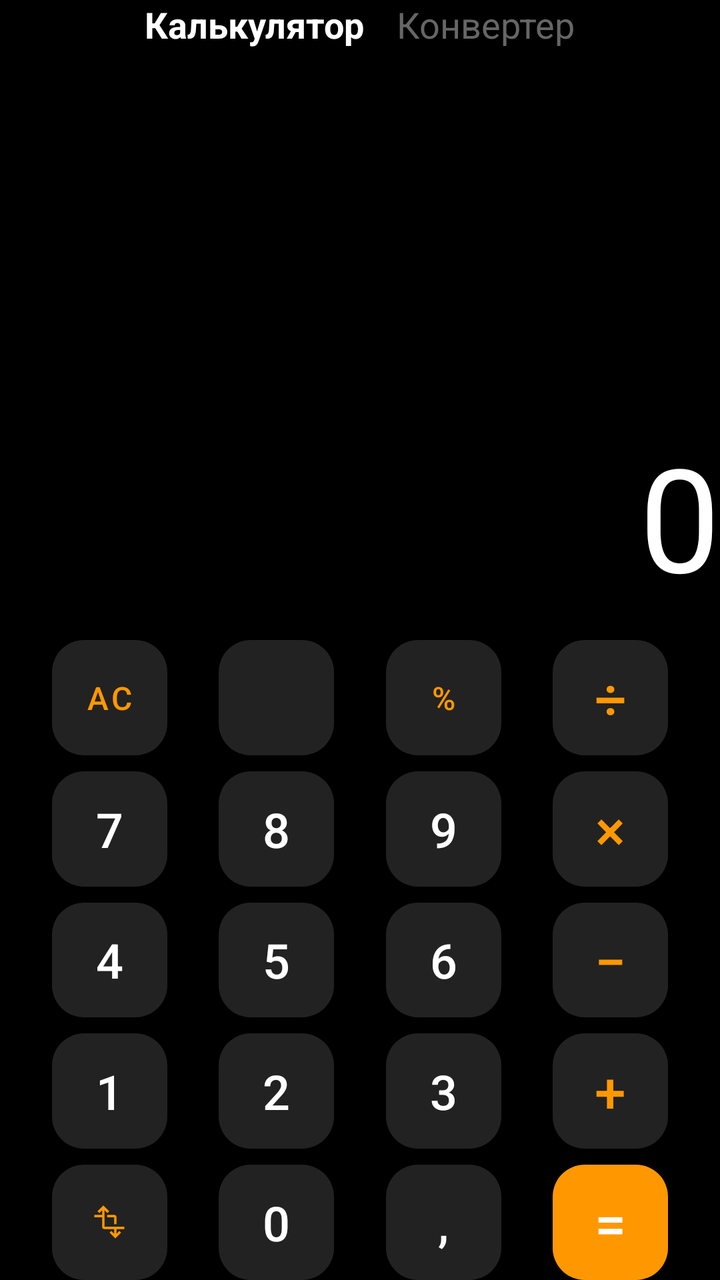
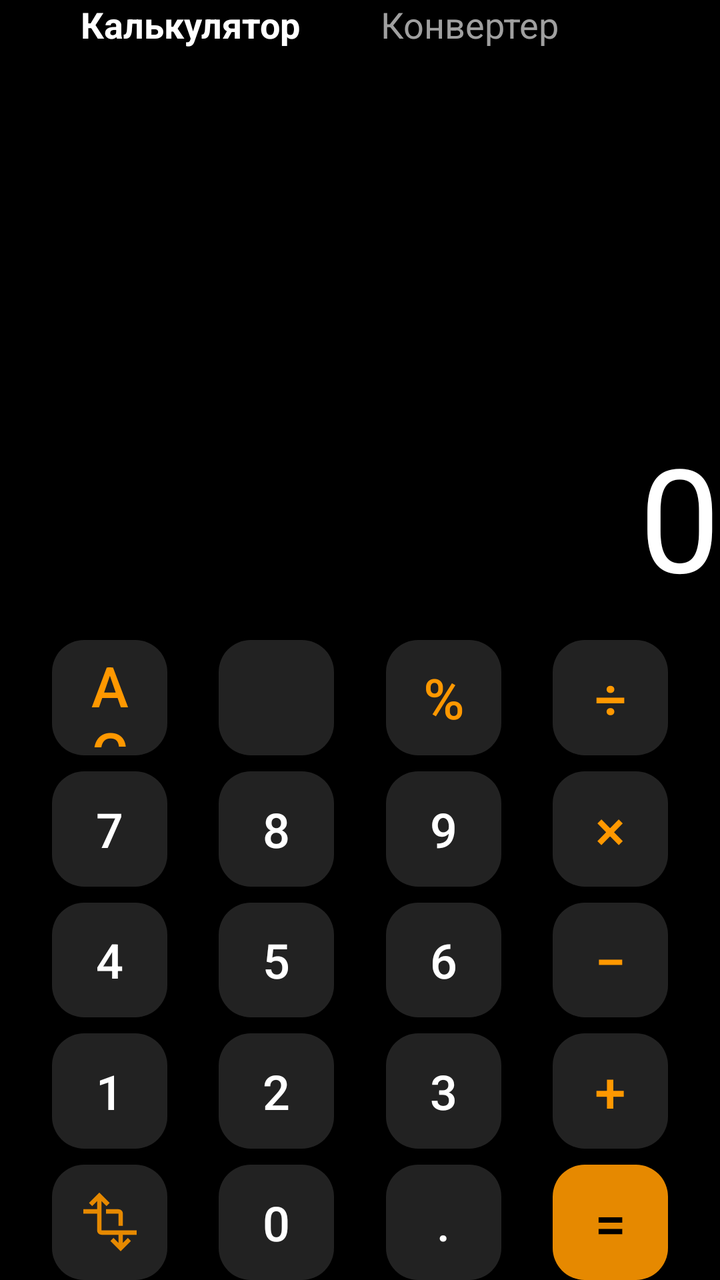

Screens rendered from an Android XML layout before and after an edit, with the pre-edit source and the edit as a unified diff.
<!-- AndroidManifest.xml: application theme Theme.Calculator -->
<!-- res/layout/fragment_calculator.xml -->
<?xml version="1.0" encoding="utf-8"?>
<androidx.constraintlayout.widget.ConstraintLayout xmlns:android="http://schemas.android.com/apk/res/android"
    xmlns:app="http://schemas.android.com/apk/res-auto"
    xmlns:tools="http://schemas.android.com/tools"
    android:layout_width="match_parent"
    android:layout_height="match_parent"
    android:background="@color/calc_background"
    tools:context=".ui.fragment.CalculatorFragment">

    <ImageView
        android:id="@+id/btn_minimize"
        android:layout_width="24dp"
        android:layout_height="24dp"
        app:layout_constraintStart_toStartOf="parent"
        app:layout_constraintTop_toTopOf="parent"
        app:tint="#FFFFFF"
        tools:ignore="MissingPrefix" />

    <TextView
        android:id="@+id/tv_calculator"
        android:layout_width="wrap_content"
        android:layout_height="wrap_content"
        android:text="Калькулятор"
        android:textColor="#FFFFFF"
        android:textSize="18sp"
        android:textStyle="bold"
        app:layout_constraintBottom_toBottomOf="@+id/btn_minimize"
        app:layout_constraintEnd_toStartOf="@+id/tv_converter"
        app:layout_constraintHorizontal_chainStyle="packed"
        app:layout_constraintStart_toStartOf="parent"
        app:layout_constraintTop_toTopOf="@+id/btn_minimize" />

    <TextView
        android:id="@+id/tv_converter"
        android:layout_width="wrap_content"
        android:layout_height="wrap_content"
        android:layout_marginStart="16dp"
        android:text="Конвертер"
        android:textColor="#666666"
        android:textSize="18sp"
        app:layout_constraintBottom_toBottomOf="@+id/btn_minimize"
        app:layout_constraintEnd_toEndOf="parent"
        app:layout_constraintStart_toEndOf="@+id/tv_calculator"
        app:layout_constraintTop_toTopOf="@+id/btn_minimize" />

    <ImageView
        android:id="@+id/btn_more"
        android:layout_width="24dp"
        android:layout_height="24dp"
        app:layout_constraintEnd_toEndOf="parent"
        app:layout_constraintTop_toTopOf="parent"
        app:tint="#FFFFFF" />

    <androidx.recyclerview.widget.RecyclerView
        android:id="@+id/rv_history"
        android:layout_width="0dp"
        android:layout_height="0dp"
        android:layout_marginBottom="8dp"
        app:stackFromEnd="true"
        tools:itemCount="3"
        app:layout_constraintBottom_toTopOf="@+id/tv_result"
        app:layout_constraintEnd_toEndOf="parent"
        app:layout_constraintStart_toStartOf="parent"
        app:layout_constraintTop_toBottomOf="@+id/btn_minimize"
        tools:listitem="@layout/item_calculate"
        />

    <TextView
        android:id="@+id/tv_result"
        android:layout_width="0dp"
        android:layout_height="wrap_content"
        android:layout_marginBottom="16dp"
        android:gravity="bottom|end"
        android:includeFontPadding="false"
        android:layout_marginEnd="0dp"
        android:text="0"
        android:textColor="#FFFFFF"
        android:textSize="72sp"
        app:layout_constraintBottom_toTopOf="@+id/keyboard_flow"
        app:layout_constraintEnd_toEndOf="@+id/keyboard_flow"
        app:layout_constraintStart_toStartOf="parent" />

    <androidx.constraintlayout.helper.widget.Flow
        android:id="@+id/keyboard_flow"
        android:layout_width="0dp"
        android:layout_height="0dp"
        app:constraint_referenced_ids="btn_2nd,btn_deg,btn_sin,btn_cos,btn_tan,btn_pow,btn_lg,btn_ln,btn_open,btn_close,btn_sqrt,btn_ac,btn_del,btn_percent,btn_divide,btn_fact,btn_7,btn_8,btn_9,btn_multiply,btn_inv,btn_4,btn_5,btn_6,btn_minus,btn_pi,btn_1,btn_2,btn_3,btn_plus,btn_expand,btn_e,btn_0,btn_comma,btn_equals"
        app:flow_maxElementsWrap="4"
        app:flow_verticalGap="8dp"
        app:flow_horizontalGap="0dp"
        app:flow_wrapMode="aligned"
        app:layout_constraintBottom_toBottomOf="parent"
        app:layout_constraintEnd_toEndOf="parent"
        app:layout_constraintHeight_percent="0.5"
        app:layout_constraintStart_toStartOf="parent" />

    <androidx.constraintlayout.widget.Group
        android:id="@+id/group_scientific"
        android:layout_width="wrap_content"
        android:layout_height="wrap_content"
        android:visibility="gone"
        app:constraint_referenced_ids="
            btn_2nd, btn_deg, btn_sin, btn_cos, btn_tan,
            btn_pow, btn_lg, btn_ln, btn_open, btn_close,
            btn_sqrt, btn_fact, btn_inv, btn_pi, btn_e" />

    <com.google.android.material.button.MaterialButton
        android:id="@+id/btn_2nd"
        style="@style/CalcButton"
        android:text="2nd" />

    <com.google.android.material.button.MaterialButton
        android:id="@+id/btn_deg"
        style="@style/CalcButton"
        android:text="deg" />

    <com.google.android.material.button.MaterialButton
        android:id="@+id/btn_sin"
        style="@style/CalcButton"
        android:text="sin" />

    <com.google.android.material.button.MaterialButton
        android:id="@+id/btn_cos"
        style="@style/CalcButton"
        android:text="cos" />

    <com.google.android.material.button.MaterialButton
        android:id="@+id/btn_tan"
        style="@style/CalcButton"
        android:text="tan" />

    <com.google.android.material.button.MaterialButton
        android:id="@+id/btn_pow"
        style="@style/CalcButton"
        android:text="xʸ" />

    <com.google.android.material.button.MaterialButton
        android:id="@+id/btn_lg"
        style="@style/CalcButton"
        android:text="lg" />

    <com.google.android.material.button.MaterialButton
        android:id="@+id/btn_ln"
        style="@style/CalcButton"
        android:text="ln" />

    <com.google.android.material.button.MaterialButton
        android:id="@+id/btn_open"
        style="@style/CalcButton"
        android:text="(" />

    <com.google.android.material.button.MaterialButton
        android:id="@+id/btn_close"
        style="@style/CalcButton"
        android:text=")" />

    
    <com.google.android.material.button.MaterialButton
        android:id="@+id/btn_sqrt"
        style="@style/CalcButton"
        android:text="√x" />

    <com.google.android.material.button.MaterialButton
        android:id="@+id/btn_ac"
        style="@style/CalcButton"
        android:text="AC"
        android:textColor="#FF9800" />

    <com.google.android.material.button.MaterialButton
        android:id="@+id/btn_del"
        style="@style/CalcButton"
        app:iconGravity="textStart"
        app:iconPadding="0dp"
        app:iconTint="#FF9800" />

    <com.google.android.material.button.MaterialButton
        android:id="@+id/btn_percent"
        style="@style/CalcButton"
        android:text="%"
        android:textColor="#FF9800" />

    <com.google.android.material.button.MaterialButton
        android:id="@+id/btn_divide"
        style="@style/CalcButton"
        android:text="÷"
        android:textColor="#FF9800"
        android:textSize="28sp" />

    
    <com.google.android.material.button.MaterialButton
        android:id="@+id/btn_fact"
        style="@style/CalcButton"
        android:text="x!" />

    <com.google.android.material.button.MaterialButton
        android:id="@+id/btn_7"
        style="@style/CalcButton"
        android:text="7"
        android:textColor="#FFFFFF"
        android:textSize="24sp" />

    <com.google.android.material.button.MaterialButton
        android:id="@+id/btn_8"
        style="@style/CalcButton"
        android:text="8"
        android:textColor="#FFFFFF"
        android:textSize="24sp" />

    <com.google.android.material.button.MaterialButton
        android:id="@+id/btn_9"
        style="@style/CalcButton"
        android:text="9"
        android:textColor="#FFFFFF"
        android:textSize="24sp" />

    <com.google.android.material.button.MaterialButton
        android:id="@+id/btn_multiply"
        style="@style/CalcButton"
        android:text="×"
        android:textColor="#FF9800"
        android:textSize="28sp" />

    
    <com.google.android.material.button.MaterialButton
        android:id="@+id/btn_inv"
        style="@style/CalcButton"
        android:text="1/x" />

    <com.google.android.material.button.MaterialButton
        android:id="@+id/btn_4"
        style="@style/CalcButton"
        android:text="4"
        android:textColor="#FFFFFF"
        android:textSize="24sp" />

    <com.google.android.material.button.MaterialButton
        android:id="@+id/btn_5"
        style="@style/CalcButton"
        android:text="5"
        android:textColor="#FFFFFF"
        android:textSize="24sp" />

    <com.google.android.material.button.MaterialButton
        android:id="@+id/btn_6"
        style="@style/CalcButton"
        android:text="6"
        android:textColor="#FFFFFF"
        android:textSize="24sp" />

    <com.google.android.material.button.MaterialButton
        android:id="@+id/btn_minus"
        style="@style/CalcButton"
        android:text="−"
        android:textColor="#FF9800"
        android:textSize="28sp" />

    
    <com.google.android.material.button.MaterialButton
        android:id="@+id/btn_pi"
        style="@style/CalcButton"
        android:text="π" />

    <com.google.android.material.button.MaterialButton
        android:id="@+id/btn_1"
        style="@style/CalcButton"
        android:text="1"
        android:textColor="#FFFFFF"
        android:textSize="24sp" />

    <com.google.android.material.button.MaterialButton
        android:id="@+id/btn_2"
        style="@style/CalcButton"
        android:text="2"
        android:textColor="#FFFFFF"
        android:textSize="24sp" />

    <com.google.android.material.button.MaterialButton
        android:id="@+id/btn_3"
        style="@style/CalcButton"
        android:text="3"
        android:textColor="#FFFFFF"
        android:textSize="24sp" />

    <com.google.android.material.button.MaterialButton
        android:id="@+id/btn_plus"
        style="@style/CalcButton"
        android:text="+"
        android:textColor="#FF9800"
        android:textSize="28sp" />

    <com.google.android.material.button.MaterialButton
        android:id="@+id/btn_expand"
        style="@style/CalcButton"
        app:iconGravity="textStart"
        app:icon="@drawable/ic_transform"
        app:iconPadding="0dp"
        app:iconTint="#FF9800" />

    <com.google.android.material.button.MaterialButton
        android:id="@+id/btn_e"
        style="@style/CalcButton"
        android:text="e" />

    <com.google.android.material.button.MaterialButton
        android:id="@+id/btn_0"
        style="@style/CalcButton"
        android:text="0"
        android:textColor="#FFFFFF"
        android:textSize="24sp" />

    <com.google.android.material.button.MaterialButton
        android:id="@+id/btn_comma"
        style="@style/CalcButton"
        android:text=","
        android:textColor="#FFFFFF"
        android:textSize="24sp" />

    <com.google.android.material.button.MaterialButton
        android:id="@+id/btn_equals"
        style="@style/CalcButton"
        android:text="="
        android:textColor="#FFFFFF"
        android:textSize="28sp"
        app:backgroundTint="#FF9800" />
</androidx.constraintlayout.widget.ConstraintLayout>
<!-- res/layout/item_calculate.xml (included above) -->
<?xml version="1.0" encoding="utf-8"?>
<TextView xmlns:android="http://schemas.android.com/apk/res/android"
    android:id="@+id/item_txt"
    android:layout_width="match_parent"
    android:layout_height="wrap_content"
    android:textColor="@color/white"
    android:gravity="end"
    android:textSize="@dimen/calc_btn_text_size" />
<!-- resources referenced by this layout -->
<resources>
  <!-- unchanged entries left out for length: 11 -->
</resources>

<!-- the commit's change to res/layout/fragment_calculator.xml (unified diff, before → after) -->
@@ -7,75 +7,68 @@
     android:background="@color/calc_background"
     tools:context=".ui.fragment.CalculatorFragment">
 
-    <ImageView
-        android:id="@+id/btn_minimize"
-        android:layout_width="24dp"
-        android:layout_height="24dp"
-        app:layout_constraintStart_toStartOf="parent"
-        app:layout_constraintTop_toTopOf="parent"
-        app:tint="#FFFFFF"
-        tools:ignore="MissingPrefix" />
-
     <TextView
         android:id="@+id/tv_calculator"
         android:layout_width="wrap_content"
         android:layout_height="wrap_content"
-        android:text="Калькулятор"
-        android:textColor="#FFFFFF"
-        android:textSize="18sp"
+        android:text="@string/app_name"
+        android:textColor="@color/white"
+        android:textSize="@dimen/default_text_size"
         android:textStyle="bold"
-        app:layout_constraintBottom_toBottomOf="@+id/btn_minimize"
+        app:layout_constraintBottom_toBottomOf="@+id/btn_more"
         app:layout_constraintEnd_toStartOf="@+id/tv_converter"
-        app:layout_constraintHorizontal_chainStyle="packed"
+        app:layout_constraintHorizontal_chainStyle="spread"
         app:layout_constraintStart_toStartOf="parent"
-        app:layout_constraintTop_toTopOf="@+id/btn_minimize" />
+        app:layout_constraintTop_toTopOf="@+id/btn_more" />
 
     <TextView
         android:id="@+id/tv_converter"
         android:layout_width="wrap_content"
         android:layout_height="wrap_content"
-        android:layout_marginStart="16dp"
-        android:text="Конвертер"
-        android:textColor="#666666"
-        android:textSize="18sp"
-        app:layout_constraintBottom_toBottomOf="@+id/btn_minimize"
-        app:layout_constraintEnd_toEndOf="parent"
+        android:text="@string/navigation_converter"
+        android:textColor="@color/gray"
+        android:textSize="@dimen/default_text_size"
+        app:layout_constraintBottom_toBottomOf="@+id/tv_calculator"
+        app:layout_constraintEnd_toStartOf="@id/btn_more"
         app:layout_constraintStart_toEndOf="@+id/tv_calculator"
-        app:layout_constraintTop_toTopOf="@+id/btn_minimize" />
+        app:layout_constraintTop_toTopOf="@+id/tv_calculator" />
 
     <ImageView
         android:id="@+id/btn_more"
-        android:layout_width="24dp"
-        android:layout_height="24dp"
+        android:layout_width="wrap_content"
+        android:layout_height="wrap_content"
+        android:layout_marginTop="@dimen/calc_btn_margin_vertical"
+        android:contentDescription="@string/calculator_history_button"
+        android:importantForAccessibility="no"
         app:layout_constraintEnd_toEndOf="parent"
         app:layout_constraintTop_toTopOf="parent"
-        app:tint="#FFFFFF" />
+        app:layout_constraintStart_toEndOf="@id/tv_converter"
+        app:tint="@color/white" />
 
     <androidx.recyclerview.widget.RecyclerView
         android:id="@+id/rv_history"
         android:layout_width="0dp"
         android:layout_height="0dp"
-        android:layout_marginBottom="8dp"
-        app:stackFromEnd="true"
-        tools:itemCount="3"
+        android:layout_marginBottom="@dimen/calc_btn_margin_vertical"
         app:layout_constraintBottom_toTopOf="@+id/tv_result"
         app:layout_constraintEnd_toEndOf="parent"
         app:layout_constraintStart_toStartOf="parent"
-        app:layout_constraintTop_toBottomOf="@+id/btn_minimize"
-        tools:listitem="@layout/item_calculate"
-        />
+        app:layout_constraintTop_toBottomOf="@+id/btn_more"
+        app:stackFromEnd="true"
+        tools:itemCount="3"
+        tools:listitem="@layout/item_calculate" />
 
     <TextView
         android:id="@+id/tv_result"
         android:layout_width="0dp"
         android:layout_height="wrap_content"
-        android:layout_marginBottom="16dp"
+        android:layout_marginEnd="0dp"
+        android:layout_marginBottom="@dimen/spacing_medium"
         android:gravity="bottom|end"
         android:includeFontPadding="false"
-        android:layout_marginEnd="0dp"
-        android:text="0"
-        android:textColor="#FFFFFF"
-        android:textSize="72sp"
+        android:text="@string/calculator_button_zero"
+        android:textColor="@color/white"
+        android:textSize="@dimen/calculator_result_text_size"
         app:layout_constraintBottom_toTopOf="@+id/keyboard_flow"
         app:layout_constraintEnd_toEndOf="@+id/keyboard_flow"
         app:layout_constraintStart_toStartOf="parent" />
@@ -85,9 +78,9 @@
         android:layout_width="0dp"
         android:layout_height="0dp"
         app:constraint_referenced_ids="btn_2nd,btn_deg,btn_sin,btn_cos,btn_tan,btn_pow,btn_lg,btn_ln,btn_open,btn_close,btn_sqrt,btn_ac,btn_del,btn_percent,btn_divide,btn_fact,btn_7,btn_8,btn_9,btn_multiply,btn_inv,btn_4,btn_5,btn_6,btn_minus,btn_pi,btn_1,btn_2,btn_3,btn_plus,btn_expand,btn_e,btn_0,btn_comma,btn_equals"
+        app:flow_horizontalGap="0dp"
         app:flow_maxElementsWrap="4"
         app:flow_verticalGap="8dp"
-        app:flow_horizontalGap="0dp"
         app:flow_wrapMode="aligned"
         app:layout_constraintBottom_toBottomOf="parent"
         app:layout_constraintEnd_toEndOf="parent"
@@ -107,221 +100,183 @@
     <com.google.android.material.button.MaterialButton
         android:id="@+id/btn_2nd"
         style="@style/CalcButton"
-        android:text="2nd" />
+        android:text="@string/scientific_button_second_function" />
 
     <com.google.android.material.button.MaterialButton
         android:id="@+id/btn_deg"
         style="@style/CalcButton"
-        android:text="deg" />
+        android:text="@string/scientific_button_degree" />
 
     <com.google.android.material.button.MaterialButton
         android:id="@+id/btn_sin"
         style="@style/CalcButton"
-        android:text="sin" />
+        android:text="@string/scientific_button_sine" />
 
     <com.google.android.material.button.MaterialButton
         android:id="@+id/btn_cos"
         style="@style/CalcButton"
-        android:text="cos" />
+        android:text="@string/scientific_button_cosine" />
 
     <com.google.android.material.button.MaterialButton
         android:id="@+id/btn_tan"
         style="@style/CalcButton"
-        android:text="tan" />
+        android:text="@string/scientific_button_tangent" />
 
     <com.google.android.material.button.MaterialButton
         android:id="@+id/btn_pow"
-        style="@style/CalcButton"
-        android:text="xʸ" />
+        style="@style/CalcButton.Icon"
+        app:icon="@drawable/ic_exponent"
+        app:iconTint="@color/white"/>
 
     <com.google.android.material.button.MaterialButton
         android:id="@+id/btn_lg"
         style="@style/CalcButton"
-        android:text="lg" />
+        android:text="@string/scientific_button_logarithm" />
 
     <com.google.android.material.button.MaterialButton
         android:id="@+id/btn_ln"
         style="@style/CalcButton"
-        android:text="ln" />
+        android:text="@string/scientific_button_natural_logarithm" />
 
     <com.google.android.material.button.MaterialButton
         android:id="@+id/btn_open"
         style="@style/CalcButton"
-        android:text="(" />
+        android:text="@string/scientific_button_open_parenthesis" />
 
     <com.google.android.material.button.MaterialButton
         android:id="@+id/btn_close"
         style="@style/CalcButton"
-        android:text=")" />
-
-    
+        android:text="@string/scientific_button_close_parenthesis" />
+
     <com.google.android.material.button.MaterialButton
         android:id="@+id/btn_sqrt"
-        style="@style/CalcButton"
-        android:text="√x" />
+        style="@style/CalcButton.Icon"
+        app:iconTint="@color/white"
+        app:icon="@drawable/ic_square_root_of_x" />
 
     <com.google.android.material.button.MaterialButton
         android:id="@+id/btn_ac"
-        style="@style/CalcButton"
-        android:text="AC"
-        android:textColor="#FF9800" />
+        style="@style/CalcButton.Functional"
+        android:text="@string/calculator_button_clear"
+        />
 
     <com.google.android.material.button.MaterialButton
         android:id="@+id/btn_del"
-        style="@style/CalcButton"
-        app:iconGravity="textStart"
-        app:iconPadding="0dp"
-        app:iconTint="#FF9800" />
+        style="@style/CalcButton.Icon"
+        android:contentDescription="@string/calculator_button_delete" />
 
     <com.google.android.material.button.MaterialButton
         android:id="@+id/btn_percent"
-        style="@style/CalcButton"
-        android:text="%"
-        android:textColor="#FF9800" />
+        style="@style/CalcButton.Functional"
+        android:text="@string/calculator_button_percent" />
 
     <com.google.android.material.button.MaterialButton
         android:id="@+id/btn_divide"
-        style="@style/CalcButton"
-        android:text="÷"
-        android:textColor="#FF9800"
-        android:textSize="28sp" />
-
-    
+        style="@style/CalcButton.Functional"
+        android:text="@string/calculator_button_divide" />
+
     <com.google.android.material.button.MaterialButton
         android:id="@+id/btn_fact"
         style="@style/CalcButton"
-        android:text="x!" />
+        android:text="@string/scientific_button_factorial" />
 
     <com.google.android.material.button.MaterialButton
         android:id="@+id/btn_7"
-        style="@style/CalcButton"
-        android:text="7"
-        android:textColor="#FFFFFF"
-        android:textSize="24sp" />
+        style="@style/CalcButton.Number"
+        android:text="@string/calculator_button_seven" />
 
     <com.google.android.material.button.MaterialButton
         android:id="@+id/btn_8"
-        style="@style/CalcButton"
-        android:text="8"
-        android:textColor="#FFFFFF"
-        android:textSize="24sp" />
+        style="@style/CalcButton.Number"
+        android:text="@string/calculator_button_eight" />
 
     <com.google.android.material.button.MaterialButton
         android:id="@+id/btn_9"
-        style="@style/CalcButton"
-        android:text="9"
-        android:textColor="#FFFFFF"
-        android:textSize="24sp" />
+        style="@style/CalcButton.Number"
+        android:text="@string/calculator_button_nine" />
 
     <com.google.android.material.button.MaterialButton
         android:id="@+id/btn_multiply"
-        style="@style/CalcButton"
-        android:text="×"
-        android:textColor="#FF9800"
-        android:textSize="28sp" />
-
-    
+        style="@style/CalcButton.Functional"
+        android:text="@string/calculator_button_multiply" />
+
     <com.google.android.material.button.MaterialButton
         android:id="@+id/btn_inv"
         style="@style/CalcButton"
-        android:text="1/x" />
+        android:text="@string/scientific_button_reciprocal" />
 
     <com.google.android.material.button.MaterialButton
         android:id="@+id/btn_4"
-        style="@style/CalcButton"
-        android:text="4"
-        android:textColor="#FFFFFF"
-        android:textSize="24sp" />
+        style="@style/CalcButton.Number"
+        android:text="@string/calculator_button_four" />
 
     <com.google.android.material.button.MaterialButton
         android:id="@+id/btn_5"
-        style="@style/CalcButton"
-        android:text="5"
-        android:textColor="#FFFFFF"
-        android:textSize="24sp" />
+        style="@style/CalcButton.Number"
+        android:text="@string/calculator_button_five" />
 
     <com.google.android.material.button.MaterialButton
         android:id="@+id/btn_6"
-        style="@style/CalcButton"
-        android:text="6"
-        android:textColor="#FFFFFF"
-        android:textSize="24sp" />
+        style="@style/CalcButton.Number"
+        android:text="@string/calculator_button_six" />
 
     <com.google.android.material.button.MaterialButton
         android:id="@+id/btn_minus"
-        style="@style/CalcButton"
-        android:text="−"
-        android:textColor="#FF9800"
-        android:textSize="28sp" />
-
-    
+        style="@style/CalcButton.Functional"
+        android:text="@string/calculator_button_subtract" />
+
     <com.google.android.material.button.MaterialButton
         android:id="@+id/btn_pi"
         style="@style/CalcButton"
-        android:text="π" />
+        android:text="@string/scientific_button_pi" />
 
     <com.google.android.material.button.MaterialButton
         android:id="@+id/btn_1"
-        style="@style/CalcButton"
-        android:text="1"
-        android:textColor="#FFFFFF"
-        android:textSize="24sp" />
+        style="@style/CalcButton.Number"
+        android:text="@string/calculator_button_one" />
 
     <com.google.android.material.button.MaterialButton
         android:id="@+id/btn_2"
-        style="@style/CalcButton"
-        android:text="2"
-        android:textColor="#FFFFFF"
-        android:textSize="24sp" />
+        style="@style/CalcButton.Number"
+        android:text="@string/calculator_button_two" />
 
     <com.google.android.material.button.MaterialButton
         android:id="@+id/btn_3"
-        style="@style/CalcButton"
-        android:text="3"
-        android:textColor="#FFFFFF"
-        android:textSize="24sp" />
+        style="@style/CalcButton.Number"
+        android:text="@string/calculator_button_three" />
 
     <com.google.android.material.button.MaterialButton
         android:id="@+id/btn_plus"
-        style="@style/CalcButton"
-        android:text="+"
-        android:textColor="#FF9800"
-        android:textSize="28sp" />
+        style="@style/CalcButton.Functional"
+        android:text="@string/calculator_button_add" />
 
     <com.google.android.material.button.MaterialButton
         android:id="@+id/btn_expand"
-        style="@style/CalcButton"
-        app:iconGravity="textStart"
-        app:icon="@drawable/ic_transform"
-        app:iconPadding="0dp"
-        app:iconTint="#FF9800" />
+        style="@style/CalcButton.Icon"
+        android:contentDescription="@string/calculator_button_expand"
+        app:icon="@drawable/ic_transform" />
 
     <com.google.android.material.button.MaterialButton
         android:id="@+id/btn_e"
-        style="@style/CalcButton"
-        android:text="e" />
+        style="@style/CalcButton.Number"
+        android:text="@string/scientific_button_euler_number" />
 
     <com.google.android.material.button.MaterialButton
         android:id="@+id/btn_0"
-        style="@style/CalcButton"
-        android:text="0"
-        android:textColor="#FFFFFF"
-        android:textSize="24sp" />
+        style="@style/CalcButton.Number"
+        android:text="@string/calculator_button_zero" />
 
     <com.google.android.material.button.MaterialButton
         android:id="@+id/btn_comma"
-        style="@style/CalcButton"
-        android:text=","
-        android:textColor="#FFFFFF"
-        android:textSize="24sp" />
+        style="@style/CalcButton.Number"
+        android:text="@string/calculator_button_decimal" />
 
     <com.google.android.material.button.MaterialButton
         android:id="@+id/btn_equals"
-        style="@style/CalcButton"
-        android:text="="
-        android:textColor="#FFFFFF"
-        android:textSize="28sp"
-        app:backgroundTint="#FF9800" />
+        style="@style/CalcButton.Functional"
+        android:text="@string/calculator_button_equals"
+        android:textColor="@color/black"
+        app:backgroundTint="@color/golden_orange" />
 </androidx.constraintlayout.widget.ConstraintLayout>
 <!-- res/layout/item_calculate.xml (included above) -->
 <?xml version="1.0" encoding="utf-8"?>
<!-- resource entries referenced after the edit -->
@@ -1,5 +1,101 @@
 <!-- resources referenced by this layout -->
 <resources>
+  <color name="black">#FF000000</color>
+  <color name="golden_orange">#E68900</color>
+  <dimen name="calc_btn_margin_vertical">12dp</dimen>
+  <dimen name="calculator_result_text_size">72sp</dimen>
+  <dimen name="default_text_size">18sp</dimen>
+  <!-- drawable ic_exponent (drawable) -->
+  <vector xmlns:android="http://schemas.android.com/apk/res/android"
+      android:width="24dp"
+      android:height="24dp"
+      android:viewportWidth="24"
+      android:viewportHeight="24">
+    <path
+        android:pathData="m15.38,3l2.39,5.75c-0.22,0.93 -0.5,1.57 -0.77,1.95c-0.33,0.48 -0.56,0.55 -0.81,0.55v1.5c0.75,0 1.55,-0.4 2.05,-1.19C19.87,8.94 22,3 22,3h-1.62l-1.69,4.05L17,3zM3.42,8.59L2,10l4.79,4.79L2,19.59L3.41,21l4.8,-4.79L13,21l1.41,-1.41l-4.79,-4.8L14.41,10L13,8.59l-4.79,4.79l-4.8,-4.79z"
+        android:fillColor="@color/white"/>
+  </vector>
+  <!-- drawable ic_square_root_of_x (drawable) -->
+  <vector xmlns:android="http://schemas.android.com/apk/res/android"
+      android:width="800dp"
+      android:height="800dp"
+      android:viewportWidth="24"
+      android:viewportHeight="24">
+    <path
+        android:pathData="M14,12L18,16"
+        android:strokeLineJoin="round"
+        android:strokeWidth="2"
+        android:fillColor="#00000000"
+        android:strokeColor="@color/white"
+        android:strokeLineCap="round"/>
+    <path
+        android:pathData="M18,12L14,16"
+        android:strokeLineJoin="round"
+        android:strokeWidth="2"
+        android:fillColor="#00000000"
+        android:strokeColor="@color/white"
+        android:strokeLineCap="round"/>
+    <path
+        android:pathData="M3,12H4.43a1,1 0,0 1,0.86 0.49L8,17l2.79,-9.29a1,1 0,0 1,1 -0.71H21"
+        android:strokeLineJoin="round"
+        android:strokeWidth="2"
+        android:fillColor="#00000000"
+        android:strokeColor="@color/white"
+        android:strokeLineCap="round"/>
+  </vector>
+  <string name="app_name">Калькулятор</string>
+  <string name="calculator_button_add">+</string>
+  <string name="calculator_button_clear">AC</string>
+  <string name="calculator_button_decimal">.</string>
+  <string name="calculator_button_delete">Удалить</string>
+  <string name="calculator_button_divide">÷</string>
+  <string name="calculator_button_eight">8</string>
+  <string name="calculator_button_equals">=</string>
+  <string name="calculator_button_expand">Открыть дополнительные функции</string>
+  <string name="calculator_button_five">5</string>
+  <string name="calculator_button_four">4</string>
+  <string name="calculator_button_multiply">×</string>
+  <string name="calculator_button_nine">9</string>
+  <string name="calculator_button_one">1</string>
+  <string name="calculator_button_percent">%</string>
+  <string name="calculator_button_seven">7</string>
+  <string name="calculator_button_six">6</string>
+  <string name="calculator_button_subtract">−</string>
+  <string name="calculator_button_three">3</string>
+  <string name="calculator_button_two">2</string>
+  <string name="calculator_button_zero">0</string>
+  <string name="calculator_history_button">Открыть историю</string>
+  <string name="navigation_converter">Конвертер</string>
+  <string name="scientific_button_close_parenthesis">)</string>
+  <string name="scientific_button_cosine">cos</string>
+  <string name="scientific_button_degree">deg</string>
+  <string name="scientific_button_euler_number">e</string>
+  <string name="scientific_button_factorial">x!</string>
+  <string name="scientific_button_logarithm">lg</string>
+  <string name="scientific_button_natural_logarithm">ln</string>
+  <string name="scientific_button_open_parenthesis">(</string>
+  <string name="scientific_button_pi">π</string>
+  <string name="scientific_button_reciprocal">1/x</string>
+  <string name="scientific_button_second_function">2nd</string>
+  <string name="scientific_button_sine">sin</string>
+  <string name="scientific_button_tangent">tan</string>
+  <style name="CalcButton.Functional" parent="CalcButton">
+          <item name="android:textSize">@dimen/calc_btn_functional_text_size</item>
+          <item name="android:textColor">@color/calc_btn_orange</item>
+      </style>
+  <style name="CalcButton.Icon" parent="CalcButton">
+          <item name="iconGravity">textStart</item>
+          <item name="iconPadding">0dp</item>
+          <item name="iconTint">@color/golden_orange</item>
+          <item name="iconSize">@dimen/calc_btn_icon_size</item>
+      </style>
+  <style name="CalcButton.Number" parent="CalcButton">
+          <item name="android:textSize">@dimen/calc_btn_text_size</item>
+          <item name="android:textColor">@color/white</item>
+      </style>
+  <dimen name="calc_btn_functional_text_size">28sp</dimen>
+  <color name="calc_btn_orange">#FF9800</color>
+  <dimen name="calc_btn_icon_size">32dp</dimen>
   <!-- unchanged entries left out for length: 11 -->
 </resources>
 
